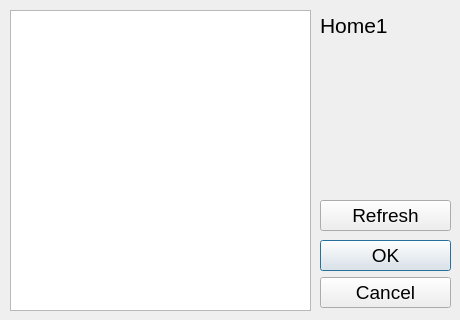
Qt form sensorform.ui (Rabenda/mqtt_show_data_client) before a commit.
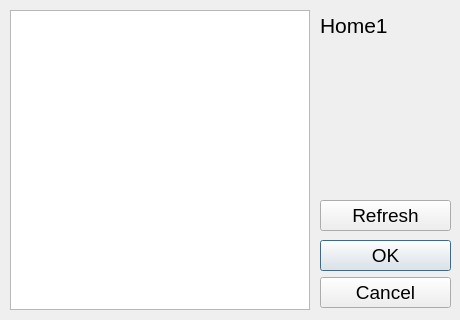
The same form after that commit. Icons and pictures are not drawn.

Commit message: ui logic complete 80%

The edit to the form file:
```diff
--- a/sensorform.ui
+++ b/sensorform.ui
@@ -18,10 +18,21 @@
     <rect>
      <x>10</x>
      <y>10</y>
-     <width>301</width>
-     <height>301</height>
+     <width>300</width>
+     <height>300</height>
     </rect>
    </property>
+   <property name="font">
+    <font>
+     <pointsize>12</pointsize>
+    </font>
+   </property>
+   <attribute name="horizontalHeaderDefaultSectionSize">
+    <number>23</number>
+   </attribute>
+   <attribute name="verticalHeaderVisible">
+    <bool>false</bool>
+   </attribute>
   </widget>
   <widget class="QDialogButtonBox" name="buttonBox">
    <property name="geometry">
```
Left out of the diff: 2 changed lines with no effect on the pictures. The commit also changes 7 other files.
